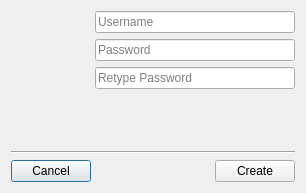
This is src/users/ui/AddUserDialog.ui in kratos83/CondresControlCenter as Qt 5 draws it before an edit. The edited form follows.
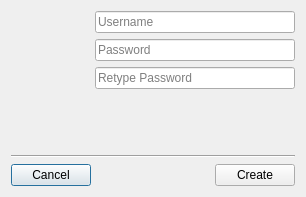
This is the edited form. Icons and pictures are not drawn.

The edit to the form file:
```diff
--- a/src/users/ui/AddUserDialog.ui
+++ b/src/users/ui/AddUserDialog.ui
@@ -7,7 +7,7 @@
     <x>0</x>
     <y>0</y>
     <width>306</width>
-    <height>193</height>
+    <height>197</height>
    </rect>
   </property>
   <property name="windowTitle">
```
Left out of the diff: 9 changed lines with no effect on the pictures.
